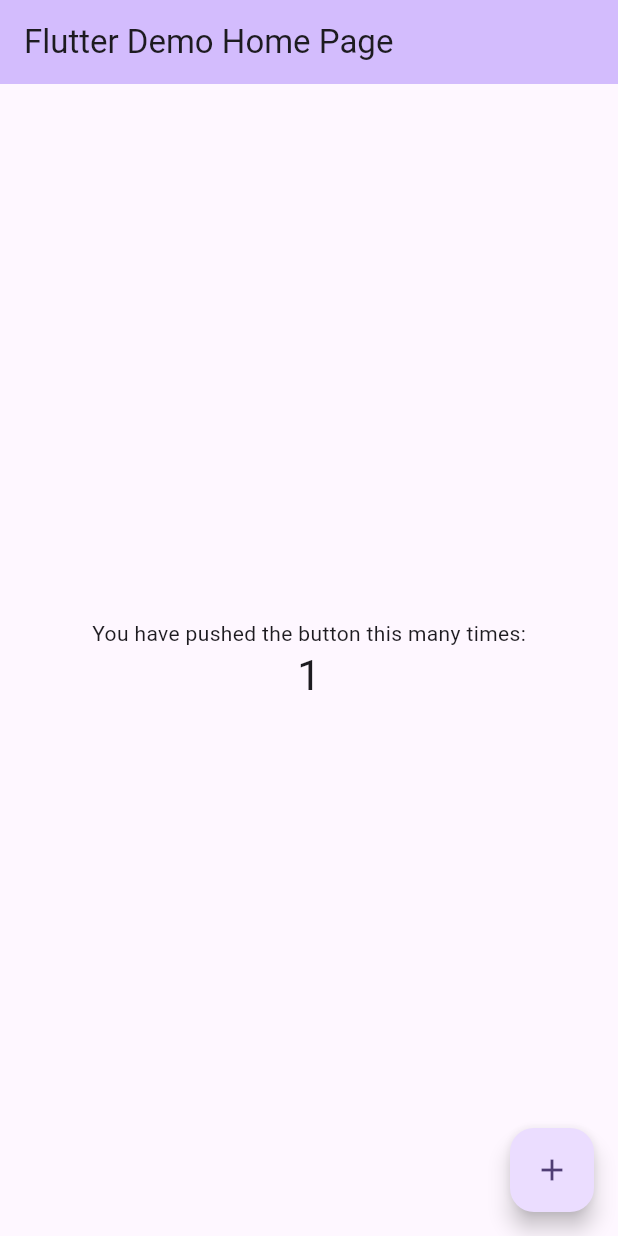
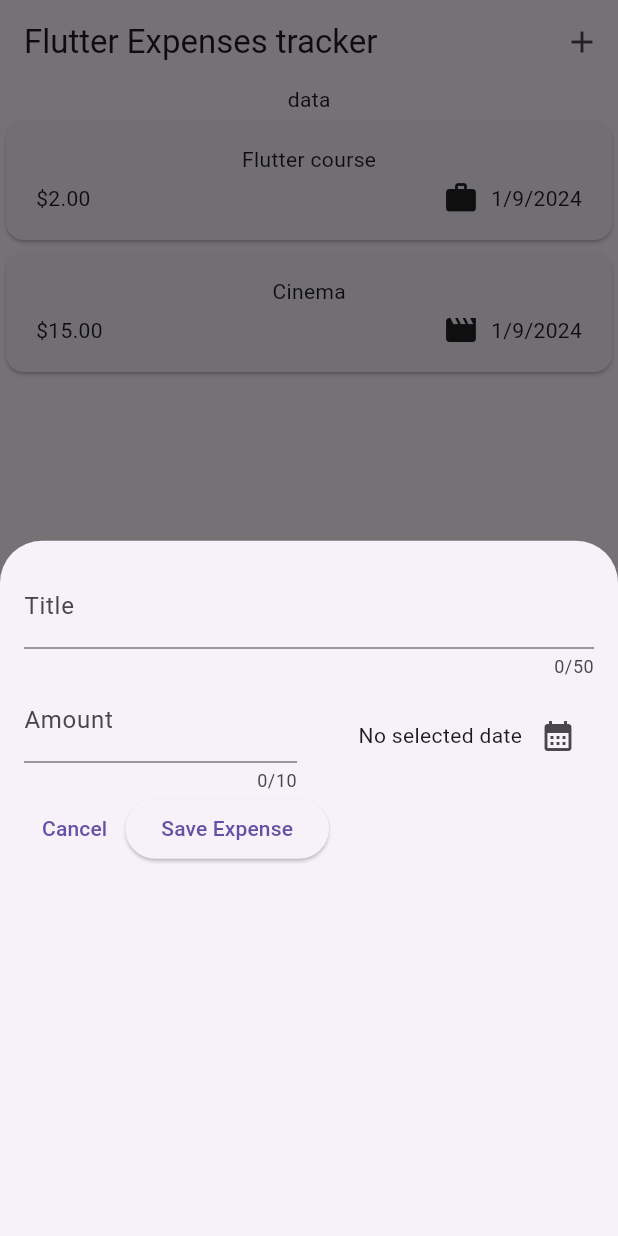
Before and after one commit to manueltarouca/expenses-tracker, a Flutter app: the screen it shows after launch, after a tap on the "add" icon, on a phone screen of 412 x 824 dp. Run offline on Flutter 3.47's test engine with Material 3 defaults, Android fonts, the phone set to English and light mode, and no system bars.

Commit message:
progress day 1

```diff
--- a/lib/main.dart
+++ b/lib/main.dart
@@ -1,125 +1,11 @@
+import 'package:expenses_tracker/widgets/expenses.dart';
 import 'package:flutter/material.dart';
 
 void main() {
-  runApp(const MyApp());
+  runApp(
+    MaterialApp(
+      theme: ThemeData(useMaterial3: true),
+      home: const Expenses(),
+    ),
+  );
 }
-
-class MyApp extends StatelessWidget {
-  const MyApp({super.key});
-
-  // This widget is the root of your application.
-  @override
-  Widget build(BuildContext context) {
-    return MaterialApp(
-      title: 'Flutter Demo',
-      theme: ThemeData(
-        // This is the theme of your application.
-        //
-        // TRY THIS: Try running your application with "flutter run". You'll see
-        // the application has a purple toolbar. Then, without quitting the app,
-        // try changing the seedColor in the colorScheme below to Colors.green
-        // and then invoke "hot reload" (save your changes or press the "hot
-        // reload" button in a Flutter-supported IDE, or press "r" if you used
-        // the command line to start the app).
-        //
-        // Notice that the counter didn't reset back to zero; the application
-        // state is not lost during the reload. To reset the state, use hot
-        // restart instead.
-        //
-        // This works for code too, not just values: Most code changes can be
-        // tested with just a hot reload.
-        colorScheme: ColorScheme.fromSeed(seedColor: Colors.deepPurple),
-        useMaterial3: true,
-      ),
-      home: const MyHomePage(title: 'Flutter Demo Home Page'),
-    );
-  }
-}
-
-class MyHomePage extends StatefulWidget {
-  const MyHomePage({super.key, required this.title});
-
-  // This widget is the home page of your application. It is stateful, meaning
-  // that it has a State object (defined below) that contains fields that affect
-  // how it looks.
-
-  // This class is the configuration for the state. It holds the values (in this
-  // case the title) provided by the parent (in this case the App widget) and
-  // used by the build method of the State. Fields in a Widget subclass are
-  // always marked "final".
-
-  final String title;
-
-  @override
-  State<MyHomePage> createState() => _MyHomePageState();
-}
-
-class _MyHomePageState extends State<MyHomePage> {
-  int _counter = 0;
-
-  void _incrementCounter() {
-    setState(() {
-      // This call to setState tells the Flutter framework that something has
-      // changed in this State, which causes it to rerun the build method below
-      // so that the display can reflect the updated values. If we changed
-      // _counter without calling setState(), then the build method would not be
-      // called again, and so nothing would appear to happen.
-      _counter++;
-    });
-  }
-
-  @override
-  Widget build(BuildContext context) {
-    // This method is rerun every time setState is called, for instance as done
-    // by the _incrementCounter method above.
-    //
-    // The Flutter framework has been optimized to make rerunning build methods
-    // fast, so that you can just rebuild anything that needs updating rather
-    // than having to individually change instances of widgets.
-    return Scaffold(
-      appBar: AppBar(
-        // TRY THIS: Try changing the color here to a specific color (to
-        // Colors.amber, perhaps?) and trigger a hot reload to see the AppBar
-        // change color while the other colors stay the same.
-        backgroundColor: Theme.of(context).colorScheme.inversePrimary,
-        // Here we take the value from the MyHomePage object that was created by
-        // the App.build method, and use it to set our appbar title.
-        title: Text(widget.title),
-      ),
-      body: Center(
-        // Center is a layout widget. It takes a single child and positions it
-        // in the middle of the parent.
-        child: Column(
-          // Column is also a layout widget. It takes a list of children and
-          // arranges them vertically. By default, it sizes itself to fit its
-          // children horizontally, and tries to be as tall as its parent.
-          //
-          // Column has various properties to control how it sizes itself and
-          // how it positions its children. Here we use mainAxisAlignment to
-          // center the children vertically; the main axis here is the vertical
-          // axis because Columns are vertical (the cross axis would be
-          // horizontal).
-          //
-          // TRY THIS: Invoke "debug painting" (choose the "Toggle Debug Paint"
-          // action in the IDE, or press "p" in the console), to see the
-          // wireframe for each widget.
-          mainAxisAlignment: MainAxisAlignment.center,
-          children: <Widget>[
-            const Text(
-              'You have pushed the button this many times:',
-            ),
-            Text(
-              '$_counter',
-              style: Theme.of(context).textTheme.headlineMedium,
-            ),
-          ],
-        ),
-      ),
-      floatingActionButton: FloatingActionButton(
-        onPressed: _incrementCounter,
-        tooltip: 'Increment',
-        child: const Icon(Icons.add),
-      ), // This trailing comma makes auto-formatting nicer for build methods.
-    );
-  }
-}
--- /dev/null
+++ b/lib/models/expense.dart
@@ -0,0 +1,33 @@
+import 'package:flutter/material.dart';
+import 'package:uuid/uuid.dart';
+import 'package:intl/intl.dart';
+
+final formatter = DateFormat.yMd();
+const uuid = Uuid();
+
+enum Category { leisure, travel, food, work }
+
+const Map<Category, IconData> categoryIcons = {
+  Category.leisure: Icons.movie,
+  Category.food: Icons.dining,
+  Category.travel: Icons.flight_takeoff,
+  Category.work: Icons.work,
+};
+
+class Expense {
+  Expense({
+    required this.title,
+    required this.amount,
+    required this.date,
+    required this.category,
+  }) : id = uuid.v4();
+  final String id;
+  final String title;
+  final double amount;
+  final DateTime date;
+  final Category category;
+
+  String get formattedDate {
+    return formatter.format(date);
+  }
+}
--- /dev/null
+++ b/lib/widgets/expenses.dart
@@ -0,0 +1,56 @@
+import 'package:expenses_tracker/widgets/expenses_list/expenses_list.dart';
+import 'package:expenses_tracker/models/expense.dart';
+import 'package:expenses_tracker/widgets/new_expense.dart';
+import 'package:flutter/material.dart';
+
+class Expenses extends StatefulWidget {
+  const Expenses({super.key});
+
+  @override
+  State<Expenses> createState() => _ExpensesState();
+}
+
+class _ExpensesState extends State<Expenses> {
+  final List<Expense> _registeredExpenses = [
+    Expense(
+      title: 'Flutter course',
+      amount: 2.0,
+      date: DateTime.now(),
+      category: Category.work,
+    ),
+    Expense(
+      title: 'Cinema',
+      amount: 15.0,
+      date: DateTime.now(),
+      category: Category.leisure,
+    ),
+  ];
+
+  void _openAddExpenseOverlay() {
+    showModalBottomSheet(
+      context: context,
+      builder: (ctx) => const NewExpense(),
+    );
+  }
+
+  @override
+  Widget build(BuildContext context) {
+    return Scaffold(
+      appBar: AppBar(
+        title: const Text('Flutter Expenses tracker'),
+        actions: [
+          IconButton(
+            onPressed: _openAddExpenseOverlay,
+            icon: const Icon(Icons.add),
+          )
+        ],
+      ),
+      body: Column(
+        children: [
+          const Text("data"),
+          Expanded(child: ExpensesList(expenses: _registeredExpenses)),
+        ],
+      ),
+    );
+  }
+}
--- /dev/null
+++ b/lib/widgets/expenses_list/expense_item.dart
@@ -0,0 +1,36 @@
+import 'package:expenses_tracker/models/expense.dart';
+import 'package:flutter/material.dart';
+
+class ExpenseItem extends StatelessWidget {
+  const ExpenseItem(this.expense, {super.key});
+
+  final Expense expense;
+
+  @override
+  Widget build(BuildContext context) {
+    return Card(
+      child: Padding(
+        padding: const EdgeInsets.symmetric(horizontal: 20, vertical: 16),
+        child: Column(
+          children: [
+            Text(expense.title),
+            const SizedBox(height: 4),
+            Row(
+              children: [
+                Text('\$${expense.amount.toStringAsFixed(2)}'),
+                const Spacer(),
+                Row(
+                  children: [
+                    Icon(categoryIcons[expense.category]),
+                    const SizedBox(width: 8),
+                    Text(expense.formattedDate),
+                  ],
+                ),
+              ],
+            )
+          ],
+        ),
+      ),
+    );
+  }
+}
--- /dev/null
+++ b/lib/widgets/expenses_list/expenses_list.dart
@@ -0,0 +1,20 @@
+import 'package:expenses_tracker/models/expense.dart';
+import 'package:expenses_tracker/widgets/expenses_list/expense_item.dart';
+import 'package:flutter/material.dart';
+
+class ExpensesList extends StatelessWidget {
+  const ExpensesList({
+    super.key,
+    required this.expenses,
+  });
+
+  final List<Expense> expenses;
+
+  @override
+  Widget build(BuildContext context) {
+    return ListView.builder(
+      itemCount: expenses.length,
+      itemBuilder: (context, index) => ExpenseItem(expenses[index]),
+    );
+  }
+}
--- /dev/null
+++ b/lib/widgets/new_expense.dart
@@ -0,0 +1,104 @@
+import 'package:expenses_tracker/models/expense.dart';
+import 'package:flutter/material.dart';
+
+class NewExpense extends StatefulWidget {
+  const NewExpense({super.key});
+
+  @override
+  State<NewExpense> createState() => _NewExpenseState();
+}
+
+class _NewExpenseState extends State<NewExpense> {
+  final _titleController = TextEditingController();
+  final _amountController = TextEditingController();
+  DateTime? _selectedDate;
+
+  void _presentDatePicker() async {
+    final now = DateTime.now();
+    final firstDate = DateTime(now.year - 1, now.month, now.day);
+    final pickedDate = await showDatePicker(
+      context: context,
+      initialDate: now,
+      firstDate: firstDate,
+      lastDate: now,
+    );
+    setState(() {
+      _selectedDate = pickedDate;
+    });
+    print(pickedDate);
+  }
+
+  @override
+  void dispose() {
+    _titleController.dispose();
+    _amountController.dispose();
+    super.dispose();
+  }
+
+  @override
+  Widget build(BuildContext context) {
+    return Padding(
+      padding: const EdgeInsets.all(16),
+      child: Column(
+        children: [
+          TextField(
+            controller: _titleController,
+            maxLength: 50,
+            decoration: const InputDecoration(
+              label: Text('Title'),
+            ),
+          ),
+          Row(
+            children: [
+              Expanded(
+                child: TextField(
+                  controller: _amountController,
+                  keyboardType: TextInputType.number,
+                  maxLength: 10,
+                  decoration: const InputDecoration(
+                    prefixText: '\$ ',
+                    label: Text('Amount'),
+                  ),
+                ),
+              ),
+              const SizedBox(width: 16),
+              Expanded(
+                child: Row(
+                  mainAxisAlignment: MainAxisAlignment.end,
+                  crossAxisAlignment: CrossAxisAlignment.center,
+                  children: [
+                    Text(
+                      _selectedDate == null
+                          ? 'No selected date'
+                          : formatter.format(_selectedDate!),
+                    ),
+                    IconButton(
+                      onPressed: _presentDatePicker,
+                      icon: const Icon(Icons.calendar_month),
+                    ),
+                  ],
+                ),
+              ),
+            ],
+          ),
+          Row(
+            children: [
+              TextButton(
+                  onPressed: () {
+                    Navigator.pop(context);
+                  },
+                  child: const Text('Cancel')),
+              ElevatedButton(
+                onPressed: () {
+                  print(_titleController.text);
+                  print(_amountController.text);
+                },
+                child: const Text('Save Expense'),
+              )
+            ],
+          ),
+        ],
+      ),
+    );
+  }
+}
--- a/pubspec.yaml
+++ b/pubspec.yaml
@@ -35,6 +35,8 @@ dependencies:
   # The following adds the Cupertino Icons font to your application.
   # Use with the CupertinoIcons class for iOS style icons.
   cupertino_icons: ^1.0.2
+  uuid: ^4.2.2
+  intl: ^0.19.0
 
 dev_dependencies:
   flutter_test:
```
Also changed, not shown: pubspec.lock.
